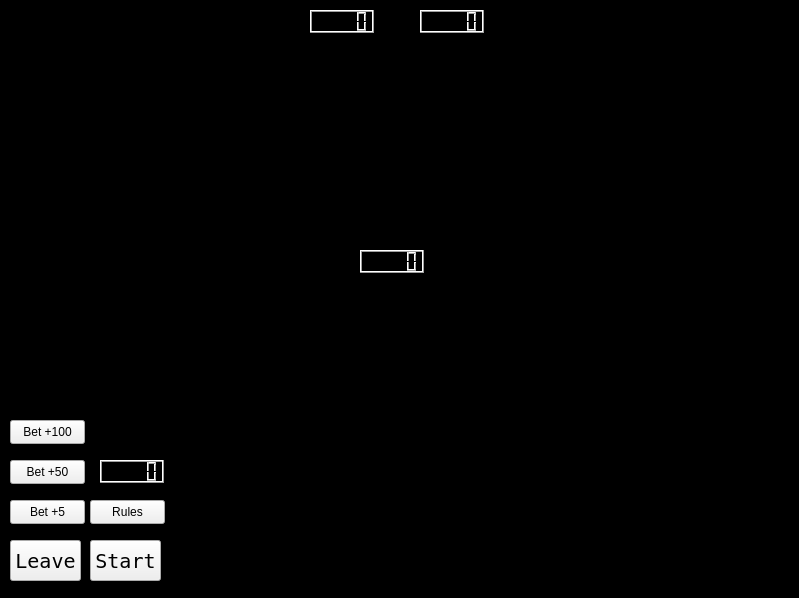
This is src/qt-design-files/sabacc.ui in j776w781/EECS-581-Project-3 as Qt 5 draws it before an edit. The edited form follows.
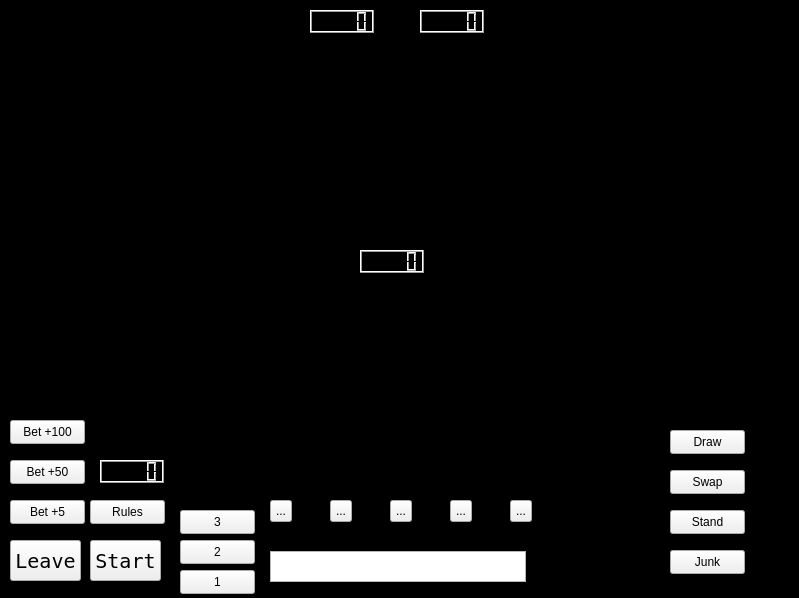
This is the edited form.

Commit message: added sabacc deck back, player move buttons, card focus buttons, player number buttons, rules button and functionality for rules button

Patch:
```diff
--- a/src/qt-design-files/sabacc.ui
+++ b/src/qt-design-files/sabacc.ui
@@ -195,6 +195,206 @@
     </rect>
    </property>
   </widget>
+  <widget class="QPushButton" name="drawButton">
+   <property name="geometry">
+    <rect>
+     <x>670</x>
+     <y>430</y>
+     <width>75</width>
+     <height>24</height>
+    </rect>
+   </property>
+   <property name="text">
+    <string>Draw</string>
+   </property>
+  </widget>
+  <widget class="QPushButton" name="swapButton">
+   <property name="geometry">
+    <rect>
+     <x>670</x>
+     <y>470</y>
+     <width>75</width>
+     <height>24</height>
+    </rect>
+   </property>
+   <property name="text">
+    <string>Swap</string>
+   </property>
+  </widget>
+  <widget class="QPushButton" name="standButton">
+   <property name="geometry">
+    <rect>
+     <x>670</x>
+     <y>510</y>
+     <width>75</width>
+     <height>24</height>
+    </rect>
+   </property>
+   <property name="text">
+    <string>Stand</string>
+   </property>
+  </widget>
+  <widget class="QPushButton" name="junkButton">
+   <property name="geometry">
+    <rect>
+     <x>670</x>
+     <y>550</y>
+     <width>75</width>
+     <height>24</height>
+    </rect>
+   </property>
+   <property name="text">
+    <string>Junk</string>
+   </property>
+  </widget>
+  <widget class="QTextBrowser" name="UserDialogBox">
+   <property name="geometry">
+    <rect>
+     <x>270</x>
+     <y>551</y>
+     <width>256</width>
+     <height>31</height>
+    </rect>
+   </property>
+   <property name="html">
+    <string>&lt;!DOCTYPE HTML PUBLIC &quot;-//W3C//DTD HTML 4.0//EN&quot; &quot;http://www.w3.org/TR/REC-html40/strict.dtd&quot;&gt;
+&lt;html&gt;&lt;head&gt;&lt;meta name=&quot;qrichtext&quot; content=&quot;1&quot; /&gt;&lt;meta charset=&quot;utf-8&quot; /&gt;&lt;style type=&quot;text/css&quot;&gt;
+p, li { white-space: pre-wrap; }
+hr { height: 1px; border-width: 0; }
+li.unchecked::marker { content: &quot;\2610&quot;; }
+li.checked::marker { content: &quot;\2612&quot;; }
+&lt;/style&gt;&lt;/head&gt;&lt;body style=&quot; font-family:'Segoe UI'; font-size:9pt; font-weight:400; font-style:normal;&quot;&gt;
+&lt;p align=&quot;center&quot; style=&quot;-qt-paragraph-type:empty; margin-top:0px; margin-bottom:0px; margin-left:0px; margin-right:0px; -qt-block-indent:0; text-indent:0px;&quot;&gt;&lt;br /&gt;&lt;/p&gt;&lt;/body&gt;&lt;/html&gt;</string>
+   </property>
+  </widget>
+  <widget class="QToolButton" name="card1">
+   <property name="geometry">
+    <rect>
+     <x>270</x>
+     <y>500</y>
+     <width>22</width>
+     <height>22</height>
+    </rect>
+   </property>
+   <property name="text">
+    <string>...</string>
+   </property>
+  </widget>
+  <widget class="QToolButton" name="card2">
+   <property name="geometry">
+    <rect>
+     <x>330</x>
+     <y>500</y>
+     <width>22</width>
+     <height>22</height>
+    </rect>
+   </property>
+   <property name="text">
+    <string>...</string>
+   </property>
+  </widget>
+  <widget class="QToolButton" name="card3">
+   <property name="geometry">
+    <rect>
+     <x>390</x>
+     <y>500</y>
+     <width>22</width>
+     <height>22</height>
+    </rect>
+   </property>
+   <property name="text">
+    <string>...</string>
+   </property>
+  </widget>
+  <widget class="QToolButton" name="card4">
+   <property name="geometry">
+    <rect>
+     <x>450</x>
+     <y>500</y>
+     <width>22</width>
+     <height>22</height>
+    </rect>
+   </property>
+   <property name="text">
+    <string>...</string>
+   </property>
+  </widget>
+  <widget class="QToolButton" name="card5">
+   <property name="geometry">
+    <rect>
+     <x>510</x>
+     <y>500</y>
+     <width>22</width>
+     <height>22</height>
+    </rect>
+   </property>
+   <property name="text">
+    <string>...</string>
+   </property>
+  </widget>
+  <widget class="QPushButton" name="opponents1">
+   <property name="geometry">
+    <rect>
+     <x>180</x>
+     <y>570</y>
+     <width>75</width>
+     <height>24</height>
+    </rect>
+   </property>
+   <property name="text">
+    <string>1</string>
+   </property>
+  </widget>
+  <widget class="QPushButton" name="opponents2">
+   <property name="geometry">
+    <rect>
+     <x>180</x>
+     <y>540</y>
+     <width>75</width>
+     <height>24</height>
+    </rect>
+   </property>
+   <property name="text">
+    <string>2</string>
+   </property>
+  </widget>
+  <widget class="QPushButton" name="opponents3">
+   <property name="geometry">
+    <rect>
+     <x>180</x>
+     <y>510</y>
+     <width>75</width>
+     <height>24</height>
+    </rect>
+   </property>
+   <property name="text">
+    <string>3</string>
+   </property>
+  </widget>
+  <zorder>graphicsView</zorder>
+  <zorder>UserDialogBox</zorder>
+  <zorder>leaveButton</zorder>
+  <zorder>StartButton</zorder>
+  <zorder>bet5</zorder>
+  <zorder>bet50</zorder>
+  <zorder>dice1</zorder>
+  <zorder>dice2</zorder>
+  <zorder>bet100</zorder>
+  <zorder>rules</zorder>
+  <zorder>betAmount</zorder>
+  <zorder>sabacc_pot</zorder>
+  <zorder>drawButton</zorder>
+  <zorder>swapButton</zorder>
+  <zorder>standButton</zorder>
+  <zorder>junkButton</zorder>
+  <zorder>card1</zorder>
+  <zorder>card2</zorder>
+  <zorder>card3</zorder>
+  <zorder>card4</zorder>
+  <zorder>card5</zorder>
+  <zorder>opponents1</zorder>
+  <zorder>opponents2</zorder>
+  <zorder>opponents3</zorder>
  </widget>
  <resources/>
  <connections/>
```
The commit also changes 5 other files.
